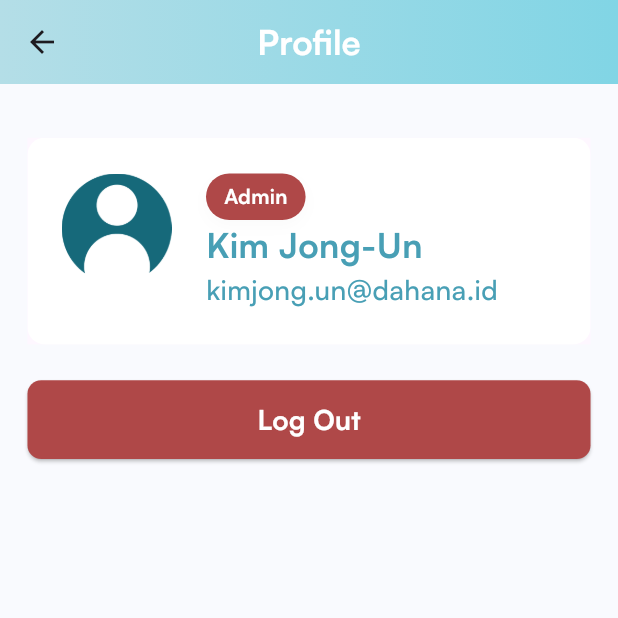
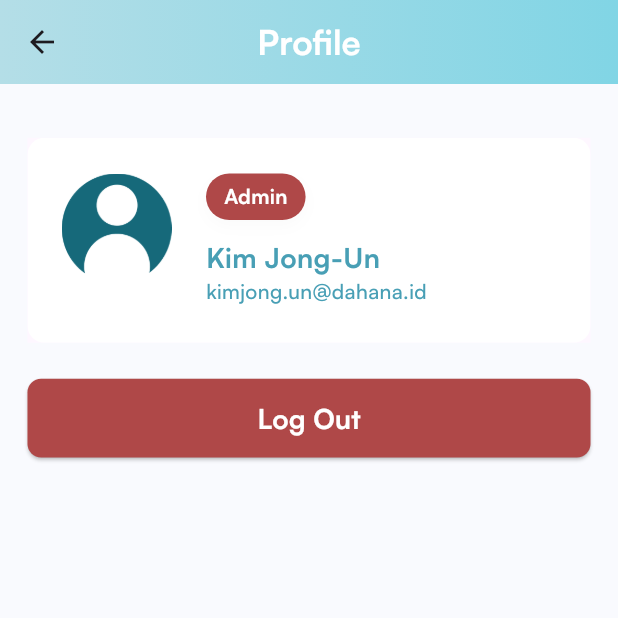
Before and after one commit to GGngodong/tracking-apps, a Flutter app: the ProfilePage screen opened directly, on a phone screen of 412 x 824 dp, the top half of it. Run offline on Flutter 3.47's test engine with Material 3 defaults, Android fonts, the phone set to English and light mode, and no system bars; our stand-ins replace connectivity_plus, dropdown_button2, equatable, file_picker, flutter_screenutil, logger and 3 more; accounts and stored records are empty.

Commit message:
tweaking font size for profile

```diff
--- a/lib/presentation/component/card_profil.dart
+++ b/lib/presentation/component/card_profil.dart
@@ -89,10 +89,13 @@ class CardProfile extends StatelessWidget {
                     ),
                   ),
                 ),
+                SizedBox(
+                  height: 10.h,
+                ),
                 Text(
                   userName,
                   style: TextStyle(
-                    fontSize: 20.sp,
+                    fontSize: 16.sp,
                     fontWeight: FontWeight.w700,
                     color: AppColors.primary,
                   ),
@@ -100,7 +103,7 @@ class CardProfile extends StatelessWidget {
                 Text(
                   email,
                   style: TextStyle(
-                    fontSize: 16.sp,
+                    fontSize: 12.sp,
                     fontWeight: FontWeight.w500,
                     color: AppColors.primary,
                   ),
```
